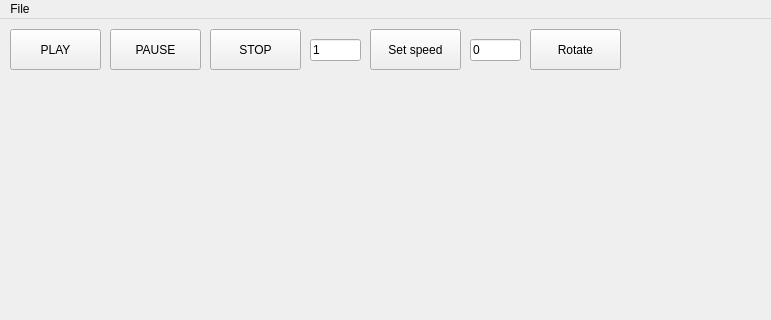
Old version of the form mainwindow.ui in the repository faddeyca/video-converter; both pictures show x 0 to 771 and y 0 to 320 of the 872 by 640 pixel window.
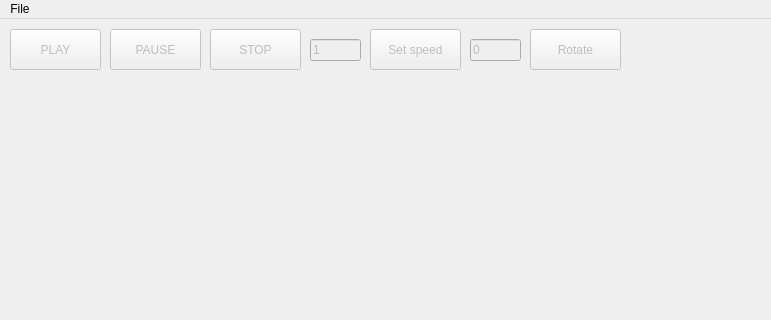
New version of the form.

```diff
--- a/mainwindow.ui
+++ b/mainwindow.ui
@@ -26,7 +26,7 @@
    </widget>
    <widget class="QPushButton" name="playButton">
     <property name="enabled">
-     <bool>true</bool>
+     <bool>false</bool>
     </property>
     <property name="geometry">
      <rect>
@@ -41,6 +41,9 @@
     </property>
    </widget>
    <widget class="QPushButton" name="pauseButton">
+    <property name="enabled">
+     <bool>false</bool>
+    </property>
     <property name="geometry">
      <rect>
       <x>110</x>
@@ -54,6 +57,9 @@
     </property>
    </widget>
    <widget class="QPushButton" name="stopButton">
+    <property name="enabled">
+     <bool>false</bool>
+    </property>
     <property name="geometry">
      <rect>
       <x>210</x>
@@ -67,6 +73,9 @@
     </property>
    </widget>
    <widget class="QPushButton" name="rotateButton">
+    <property name="enabled">
+     <bool>false</bool>
+    </property>
     <property name="geometry">
      <rect>
       <x>530</x>
@@ -80,6 +89,9 @@
     </property>
    </widget>
    <widget class="QLineEdit" name="speedEdit">
+    <property name="enabled">
+     <bool>false</bool>
+    </property>
     <property name="geometry">
      <rect>
       <x>310</x>
@@ -93,6 +105,9 @@
     </property>
    </widget>
    <widget class="QPushButton" name="speedApplyButton">
+    <property name="enabled">
+     <bool>false</bool>
+    </property>
     <property name="geometry">
      <rect>
       <x>370</x>
@@ -107,7 +122,7 @@
    </widget>
    <widget class="QLineEdit" name="rotateEdit">
     <property name="enabled">
-     <bool>true</bool>
+     <bool>false</bool>
     </property>
     <property name="geometry">
      <rect>
```
